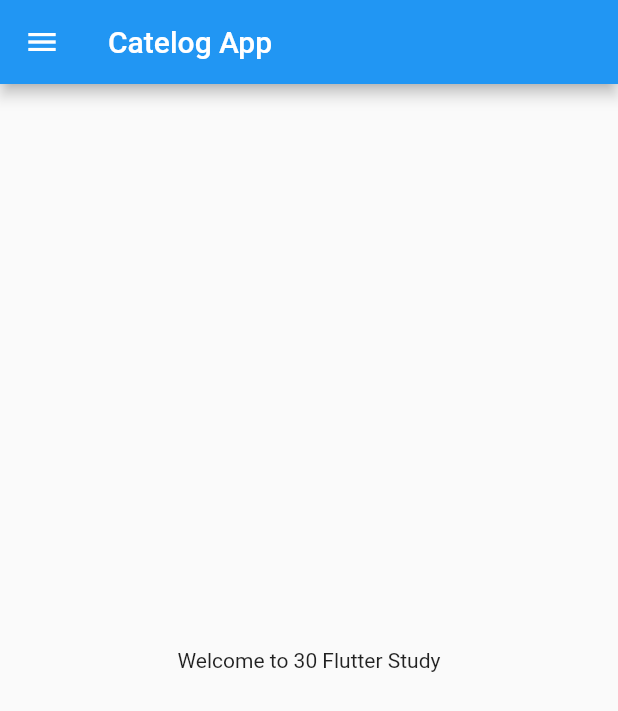
After one commit to LearnSwiftProgramming/Flutter_Learn, a Flutter app: the HomePage screen opened directly, on a phone screen of 412 x 824 dp. The commit adds this screen. Shown: the top 711 px of the screen. Run offline on Flutter 3.47's test engine with Material 2 defaults, Android fonts, the phone set to English and light mode, and no system bars.

Commit message:
day2 Completed

```diff
--- /dev/null
+++ b/lib/home_page.dart
@@ -0,0 +1,20 @@
+import "package:flutter/material.dart";
+
+class HomePage extends StatelessWidget {
+  final int days = 30;
+  final String name = "Study";
+  @override
+  Widget build(BuildContext context){
+    return  Scaffold(
+      appBar: AppBar(
+        title: Text("Catelog App"),
+      ),
+      body:Center(
+        child: Container(
+        child: Text("Welcome to $days Flutter $name"),
+        ),
+      ),
+      drawer: Drawer(),
+      );
+  }
+}
--- a/lib/practice.dart
+++ b/lib/practice.dart
@@ -1,3 +1,4 @@
+import "package:demo_app/home_page.dart";
 import "package:flutter/material.dart";
 
 void main(){
@@ -9,13 +10,7 @@ class MyApp extends StatelessWidget {
   @override
   Widget build(BuildContext context) {
     return MaterialApp(
-      home: Material(
-      child:Center(
-        child: Container(
-        child: Text("Welcome flutter"),
-        ),
-      ),
-      ),
+      home: HomePage(),
     );
   }
 }
```
